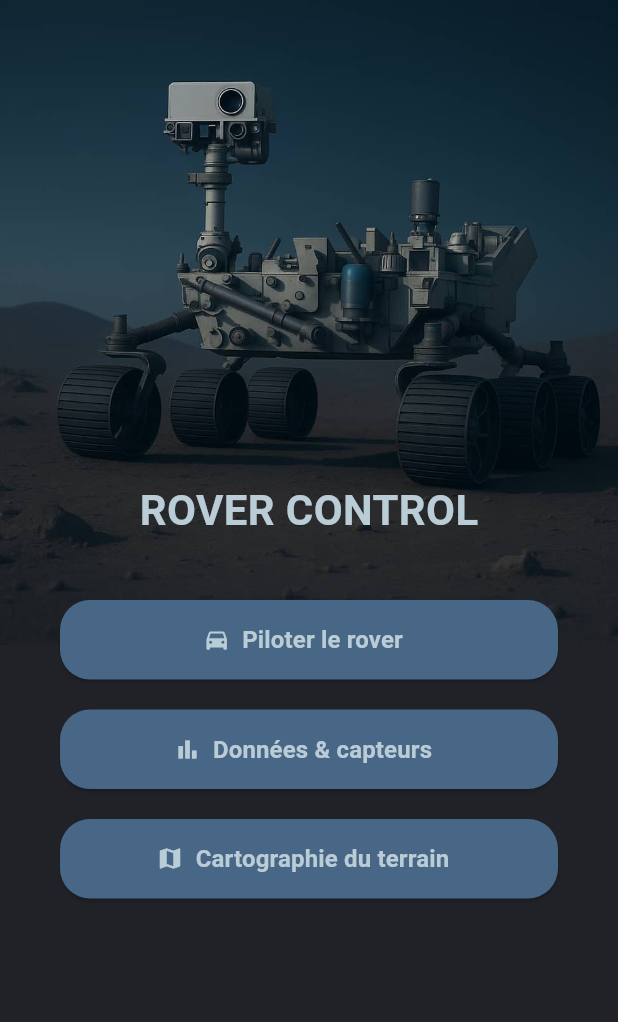
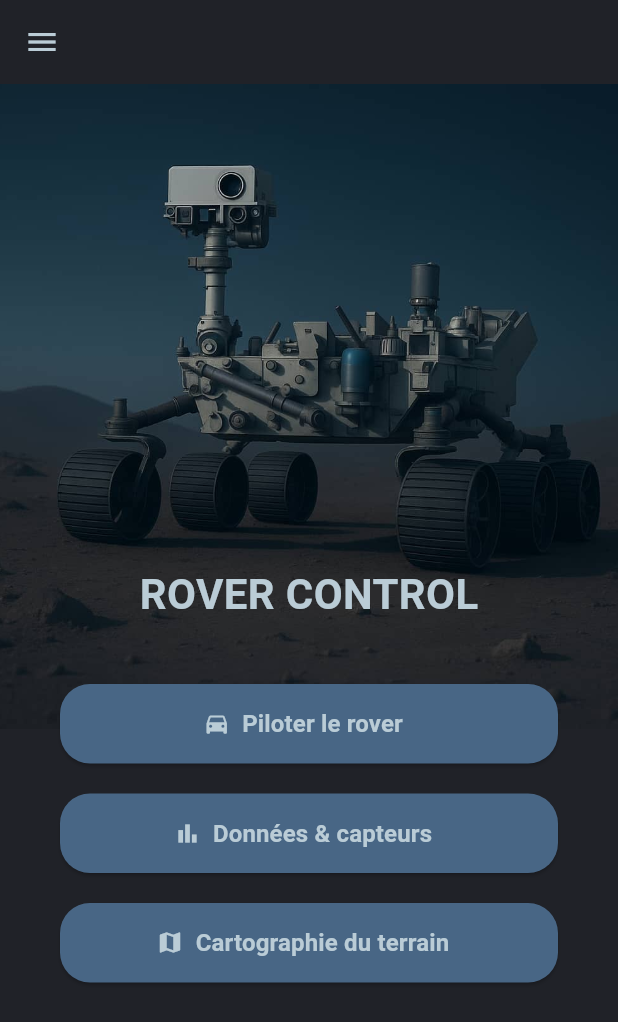
Before and after one commit to moh-383/appp, a Flutter app: the screen it shows after launch, on a phone screen of 412 x 824 dp. Shown: the top 1022 px of the screen. Run offline on Flutter 3.47's test engine with Material 3 defaults, Android fonts, the phone set to English and light mode, and no system bars.

Commit message:
Mis à jour

```diff
--- a/lib/screens/home_screen.dart
+++ b/lib/screens/home_screen.dart
@@ -1,6 +1,7 @@
 import 'package:flutter/material.dart';
 import '../l10n/app_localizations.dart';
 import '../theme/app_colors.dart';
+import '../utils/app_drawer.dart';
 import '../widgets/custom_button.dart';
 
 class HomeScreen extends StatelessWidget {
@@ -10,6 +11,11 @@ class HomeScreen extends StatelessWidget {
 Widget build(BuildContext context) {
   return Scaffold(
     backgroundColor: AppColors.background,
+    appBar: AppBar(backgroundColor: Colors.transparent,
+      elevation: 0,
+      iconTheme: const IconThemeData(color: AppColors.iconColor),
+    ),
+    drawer: const AppDrawer(),
 
     body: Stack(
       children: [
```
